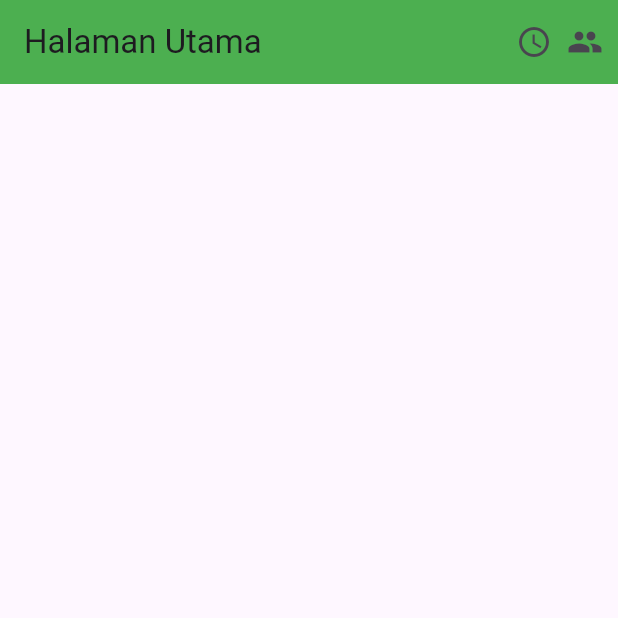
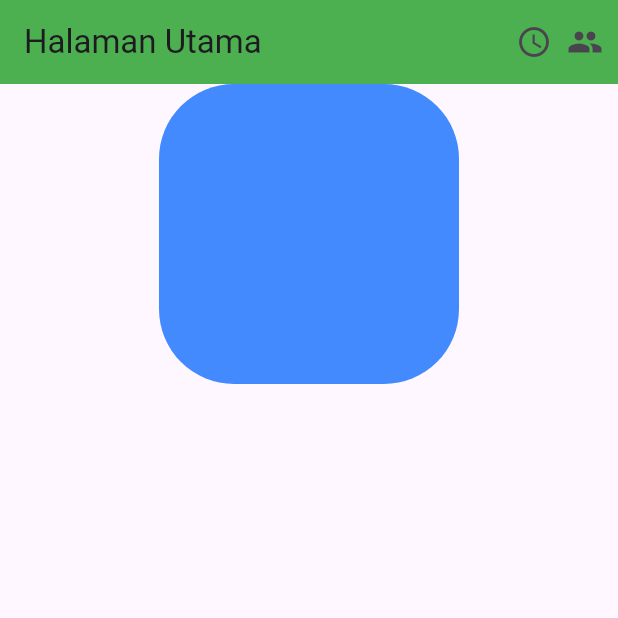
Before and after one commit to AbdulReyza/tugas_week_5_1123150072, a Flutter app: the screen it shows after launch, on a phone screen of 412 x 824 dp, the top half of it. Run offline on Flutter 3.47's test engine with Material 3 defaults, Android fonts, the phone set to English and light mode, and no system bars.

Commit message:
buat box decoration

```diff
--- a/lib/main.dart
+++ b/lib/main.dart
@@ -39,6 +39,10 @@ class Home extends StatelessWidget {
                   Container(
                     height: 200,
                     width: 200,
+                    decoration: BoxDecoration(
+                      color: Colors.blueAccent,
+                      borderRadius: BorderRadius.circular(50)
+                    ),
                   ),
                 ],
               ),
```
